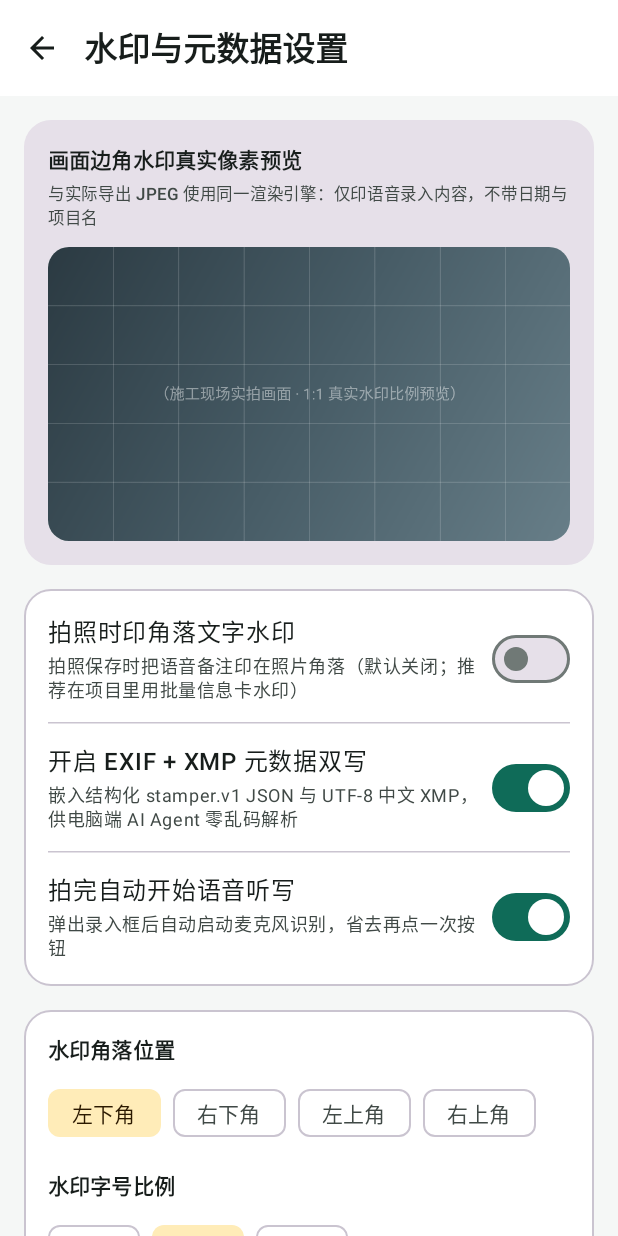
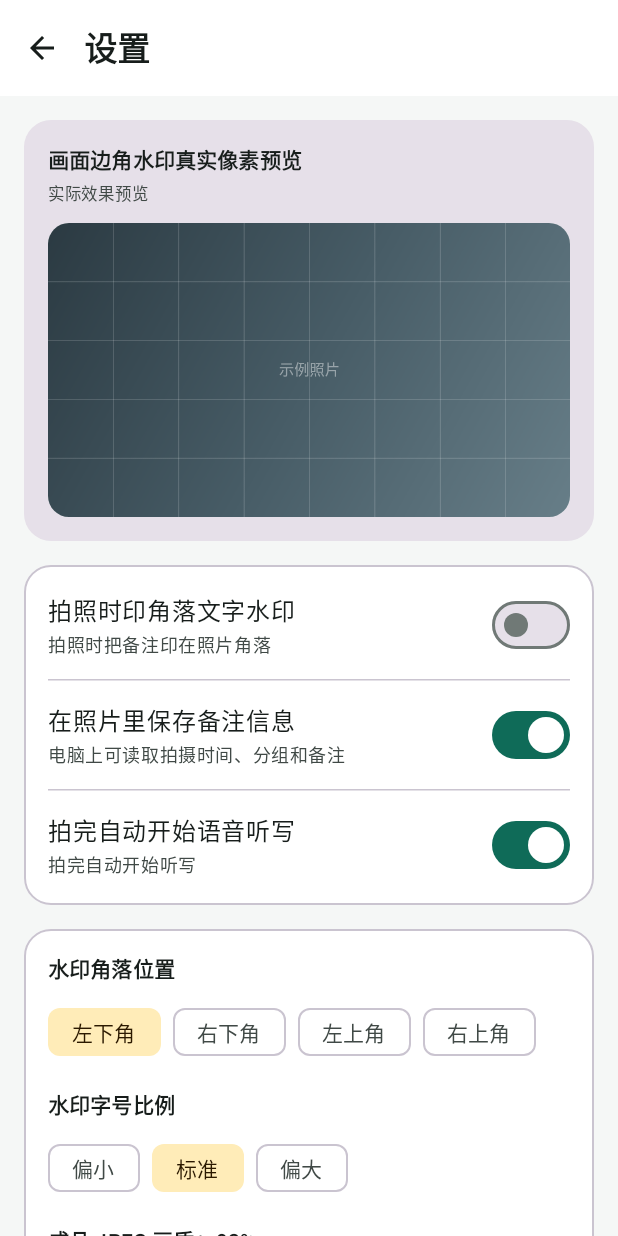
Before and after one commit to zongyangbigpolo/stamper, an Android app built with Jetpack Compose: the SettingsScreen screen opened through its navigation route, on a phone screen of 412 x 824 dp. Run offline under Robolectric (Android 15) with nearby library versions, the phone set to English and light mode, and no system bars; pictures from the network do not load.

Commit message:
v1.5.1: plain-language UI text
- Remove AI Agent / EXIF / XMP / JSON jargon from settings, home and project screens
- Replace the EXIF/XMP inspector with a simple 照片信息 view
- Shorten hints and dialog descriptions

```diff
--- a/app/build.gradle.kts
+++ b/app/build.gradle.kts
@@ -12,8 +12,8 @@ android {
         applicationId = "com.stamper.app"
         minSdk = 26
         targetSdk = 35
-        versionCode = 6
-        versionName = "1.5.0"
+        versionCode = 7
+        versionName = "1.5.1"
 
         testInstrumentationRunner = "androidx.test.runner.AndroidJUnitRunner"
         setProperty("archivesBaseName", "stamper")
--- a/app/src/main/java/com/stamper/app/ui/components/VoiceNoteInputCard.kt
+++ b/app/src/main/java/com/stamper/app/ui/components/VoiceNoteInputCard.kt
@@ -331,7 +331,7 @@ fun VoiceNoteInputCard(
                     ) {
                         Column(modifier = Modifier.padding(10.dp)) {
                             Text(
-                                text = "选择归档项目分组（不印入画面水印）：",
+                                text = "选择归档分组：",
                                 style = MaterialTheme.typography.labelSmall,
                                 color = MaterialTheme.colorScheme.onSurfaceVariant
                             )
--- a/app/src/main/java/com/stamper/app/ui/home/HomeScreen.kt
+++ b/app/src/main/java/com/stamper/app/ui/home/HomeScreen.kt
@@ -215,7 +215,7 @@ fun HomeScreen(
 
                         Spacer(modifier = Modifier.height(6.dp))
                         Text(
-                            text = "拍照后直接说出位置（如“302教室东南角投影仪”），备注写进文件名和 EXIF/XMP 供电脑端 AI 自动分类；进入项目可批量加信息卡水印。",
+                            text = "拍完说一句位置（如“302教室投影仪”），自动命名归档",
                             style = MaterialTheme.typography.bodySmall,
                             color = MaterialTheme.colorScheme.onPrimaryContainer.copy(alpha = 0.85f)
                         )
@@ -273,7 +273,7 @@ fun HomeScreen(
                             fontWeight = FontWeight.Bold
                         )
                         Text(
-                            text = "点卡片浏览管理或迁移照片 · 路径 Pictures/Stamper/<项目名>",
+                            text = "点卡片查看照片",
                             style = MaterialTheme.typography.labelSmall,
                             color = MaterialTheme.colorScheme.onSurfaceVariant
                         )
@@ -327,7 +327,7 @@ fun HomeScreen(
             text = {
                 Column(verticalArrangement = Arrangement.spacedBy(10.dp)) {
                     Text(
-                        text = "新拍或相册补录的照片默认归入所选项目分组：",
+                        text = "新照片存入所选分组：",
                         style = MaterialTheme.typography.bodySmall,
                         color = MaterialTheme.colorScheme.onSurfaceVariant
                     )
@@ -382,7 +382,7 @@ fun HomeScreen(
                     singleLine = true,
                     label = { Text("项目名称（如：实验楼弱电安装）") },
                     supportingText = {
-                        Text("将在手机相册 Pictures/Stamper/ 下创建同名文件夹（不会印在照片画面水印上）")
+                        Text("照片保存在相册 Stamper/<分组名> 文件夹")
                     }
                 )
             },
--- a/app/src/main/java/com/stamper/app/ui/settings/SettingsScreen.kt
+++ b/app/src/main/java/com/stamper/app/ui/settings/SettingsScreen.kt
@@ -68,7 +68,7 @@ fun SettingsScreen(
     Scaffold(
         topBar = {
             TopAppBar(
-                title = { Text("水印与元数据设置", fontWeight = FontWeight.Bold) },
+                title = { Text("设置", fontWeight = FontWeight.Bold) },
                 navigationIcon = {
                     IconButton(onClick = onNavigateBack) {
                         Icon(Icons.AutoMirrored.Filled.ArrowBack, contentDescription = "返回")
@@ -116,7 +116,7 @@ fun SettingsScreen(
                     )
                     Spacer(modifier = Modifier.height(4.dp))
                     Text(
-                        text = "与实际导出 JPEG 使用同一渲染引擎：仅印语音录入内容，不带日期与项目名",
+                        text = "实际效果预览",
                         style = MaterialTheme.typography.labelSmall,
                         color = MaterialTheme.colorScheme.onSurfaceVariant
                     )
@@ -143,7 +143,7 @@ fun SettingsScreen(
                 Column(modifier = Modifier.padding(16.dp)) {
                     SettingSwitchRow(
                         title = "拍照时印角落文字水印",
-                        subtitle = "拍照保存时把语音备注印在照片角落（默认关闭；推荐在项目里用批量信息卡水印）",
+                        subtitle = "拍照时把备注印在照片角落",
                         checked = settings.watermarkEnabled,
                         onCheckedChange = {
                             scope.launch { settingsRepository.setWatermarkEnabled(it) }
@@ -152,8 +152,8 @@ fun SettingsScreen(
                     HorizontalDivider(modifier = Modifier.padding(vertical = 12.dp))
 
                     SettingSwitchRow(
-                        title = "开启 EXIF + XMP 元数据双写",
-                        subtitle = "嵌入结构化 stamper.v1 JSON 与 UTF-8 中文 XMP，供电脑端 AI Agent 零乱码解析",
+                        title = "在照片里保存备注信息",
+                        subtitle = "电脑上可读取拍摄时间、分组和备注",
                         checked = settings.exifEnabled,
                         onCheckedChange = {
                             scope.launch { settingsRepository.setExifEnabled(it) }
@@ -163,7 +163,7 @@ fun SettingsScreen(
 
                     SettingSwitchRow(
                         title = "拍完自动开始语音听写",
-                        subtitle = "弹出录入框后自动启动麦克风识别，省去再点一次按钮",
+                        subtitle = "拍完自动开始听写",
                         checked = settings.autoStartSpeech,
                         onCheckedChange = {
                             scope.launch { settingsRepository.setAutoStartSpeech(it) }
@@ -243,17 +243,14 @@ fun SettingsScreen(
             ) {
                 Column(modifier = Modifier.padding(16.dp)) {
                     Text(
-                        text = "电脑端 AI Agent 导出说明",
+                        text = "导出到电脑",
                         style = MaterialTheme.typography.titleSmall,
                         fontWeight = FontWeight.Bold,
                         color = MaterialTheme.colorScheme.primary
                     )
                     Spacer(modifier = Modifier.height(6.dp))
                     Text(
-                        text = "1. 文件命名：<语音内容>_<yyyyMMdd>.jpg（例：302教室东南角投影仪_20261125.jpg）\n" +
-                            "2. 数据线直拷：连接电脑打开 内部存储/Pictures/Stamper/<项目名>/ 即可直接复制。\n" +
-                            "3. 压缩包导出：在项目页点击右上角 ZIP 按钮，自动附带 manifest.json 清单。\n" +
-                            "4. 元数据读取：支持读取 EXIF UserComment (stamper.v1 JSON) 或 XMP dc:description。",
+                        text = "用数据线连接电脑，打开 内部存储/Pictures/Stamper 即可复制；也可在项目页点 ZIP 按钮打包分享。",
                         style = MaterialTheme.typography.bodySmall,
                         color = MaterialTheme.colorScheme.onSurfaceVariant
                     )
@@ -334,6 +331,6 @@ private fun buildSampleSiteBackdropBitmap(): Bitmap {
         textSize = 28f
         textAlign = Paint.Align.CENTER
     }
-    canvas.drawText("（施工现场实拍画面 · 1:1 真实水印比例预览）", width / 2f, height / 2f + 10f, hintPaint)
+    canvas.drawText("示例照片", width / 2f, height / 2f + 10f, hintPaint)
     return bmp
 }
```
Also changed, not shown: app/src/main/java/com/stamper/app/ui/project/ProjectDetailScreen.kt (+25 -26 lines).
